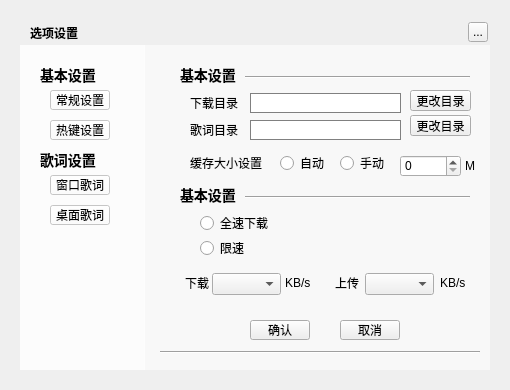
First picture: the form in ui/core-widget/musicsettingwidget.ui, repository Greedysky/TTKMusicPlayer, before the edit.
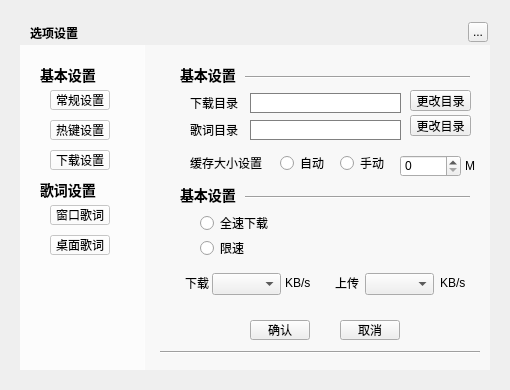
Second picture: the form after the edit. Custom widgets are drawn as their Qt base class.

Commit message: add download setting widget[321057]

```diff
--- a/ui/core-widget/musicsettingwidget.ui
+++ b/ui/core-widget/musicsettingwidget.ui
@@ -1481,7 +1481,7 @@
     <property name="geometry">
      <rect>
       <x>20</x>
-      <y>105</y>
+      <y>135</y>
       <width>60</width>
       <height>20</height>
      </rect>
@@ -1525,7 +1525,7 @@
     <property name="geometry">
      <rect>
       <x>30</x>
-      <y>160</y>
+      <y>190</y>
       <width>60</width>
       <height>20</height>
      </rect>
@@ -1538,7 +1538,7 @@
     <property name="geometry">
      <rect>
       <x>30</x>
-      <y>130</y>
+      <y>160</y>
       <width>60</width>
       <height>20</height>
      </rect>
@@ -1547,6 +1547,19 @@
      <string>窗口歌词</string>
     </property>
    </widget>
+   <widget class="QPushButton" name="downloadSetButton">
+    <property name="geometry">
+     <rect>
+      <x>30</x>
+      <y>105</y>
+      <width>60</width>
+      <height>20</height>
+     </rect>
+    </property>
+    <property name="text">
+     <string>下载设置</string>
+    </property>
+   </widget>
   </widget>
   <widget class="QPushButton" name="confirmButton">
    <property name="geometry">
```
The commit also changes 2 other files.
